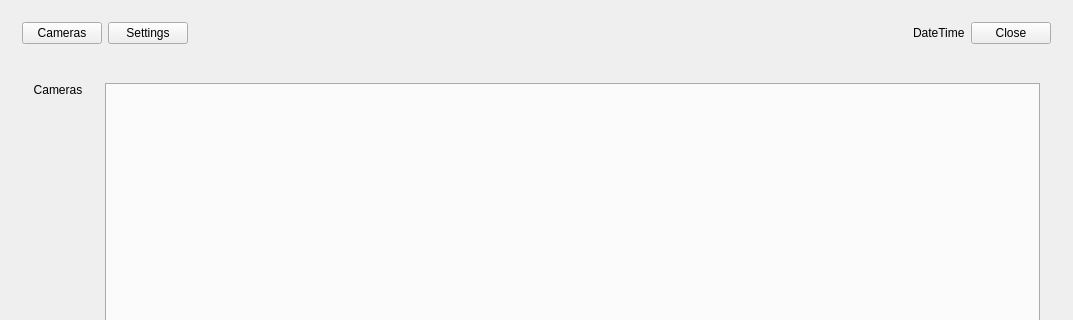
This is mainwindow.ui in sydalirza/Centralized-CCTV-Server as Qt 5 draws it before an edit; both pictures show x 0 to 1073 and y 0 to 320 of the 1073 by 615 pixel window. The edited form follows.
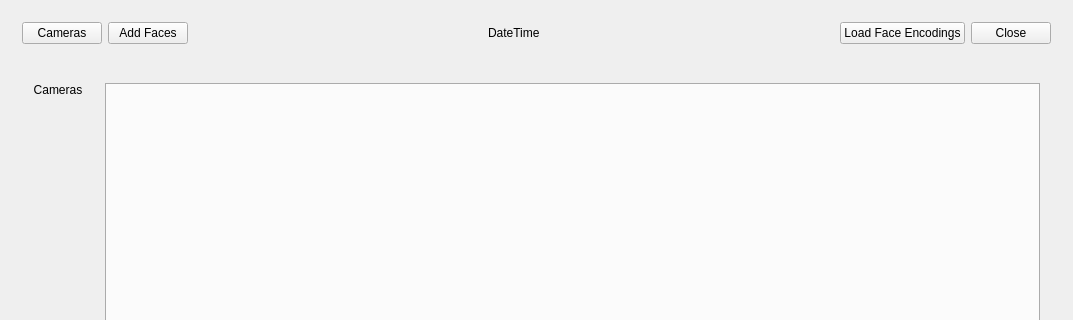
This is the edited form.

The edit to the form file:
```diff
--- a/mainwindow.ui
+++ b/mainwindow.ui
@@ -45,7 +45,7 @@
          <item>
           <widget class="QPushButton" name="settings_button">
            <property name="text">
-            <string>Settings</string>
+            <string>Add Faces</string>
            </property>
           </widget>
          </item>
@@ -69,6 +69,26 @@
            </property>
           </widget>
          </item>
+         <item>
+          <spacer name="horizontalSpacer_2">
+           <property name="orientation">
+            <enum>Qt::Horizontal</enum>
+           </property>
+           <property name="sizeHint" stdset="0">
+            <size>
+             <width>40</width>
+             <height>20</height>
+            </size>
+           </property>
+          </spacer>
+         </item>
+         <item>
+          <widget class="QPushButton" name="loadfaceencodings_button">
+           <property name="text">
+            <string>Load Face Encodings</string>
+           </property>
+          </widget>
+         </item>
          <item>
           <widget class="QPushButton" name="close_button">
            <property name="text">
```
